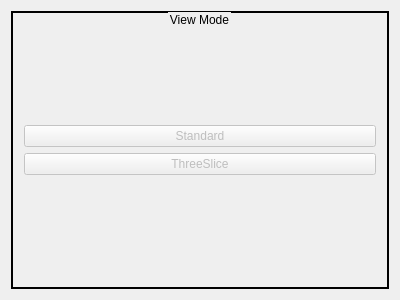
This is ui/modecontrolwidget.ui in mareuter/PVMockupGui as Qt 5 draws it before an edit. The edited form follows.
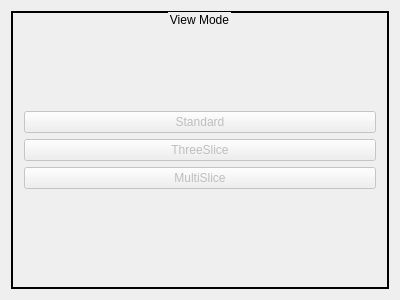
This is the edited form.

Commit message: Adding multislice view button to mode control widget.

```diff
--- a/ui/modecontrolwidget.ui
+++ b/ui/modecontrolwidget.ui
@@ -25,7 +25,7 @@
   <property name="windowTitle">
    <string>ModeControlWidget</string>
   </property>
-  <layout class="QGridLayout" name="gridLayout_2">
+  <layout class="QGridLayout" name="gridLayout_3">
    <item row="0" column="0">
     <widget class="QGroupBox" name="modeControlBox">
      <property name="styleSheet">
@@ -40,10 +40,10 @@
      <property name="flat">
       <bool>false</bool>
      </property>
-     <layout class="QGridLayout" name="gridLayout">
+     <layout class="QGridLayout" name="gridLayout_2">
       <item row="0" column="0">
-       <layout class="QVBoxLayout" name="verticalLayout">
-        <item>
+       <layout class="QGridLayout" name="gridLayout">
+        <item row="0" column="0">
          <spacer name="verticalSpacer">
           <property name="orientation">
            <enum>Qt::Vertical</enum>
@@ -56,7 +56,7 @@
           </property>
          </spacer>
         </item>
-        <item>
+        <item row="1" column="0">
          <widget class="QPushButton" name="standardButton">
           <property name="enabled">
            <bool>false</bool>
@@ -66,7 +66,7 @@
           </property>
          </widget>
         </item>
-        <item>
+        <item row="2" column="0">
          <widget class="QPushButton" name="threeSliceButton">
           <property name="enabled">
            <bool>false</bool>
@@ -76,7 +76,17 @@
           </property>
          </widget>
         </item>
-        <item>
+        <item row="3" column="0">
+         <widget class="QPushButton" name="multiSliceButton">
+          <property name="enabled">
+           <bool>false</bool>
+          </property>
+          <property name="text">
+           <string>MultiSlice</string>
+          </property>
+         </widget>
+        </item>
+        <item row="4" column="0">
          <spacer name="verticalSpacer_2">
           <property name="orientation">
            <enum>Qt::Vertical</enum>
```
The commit also changes 2 other files.
